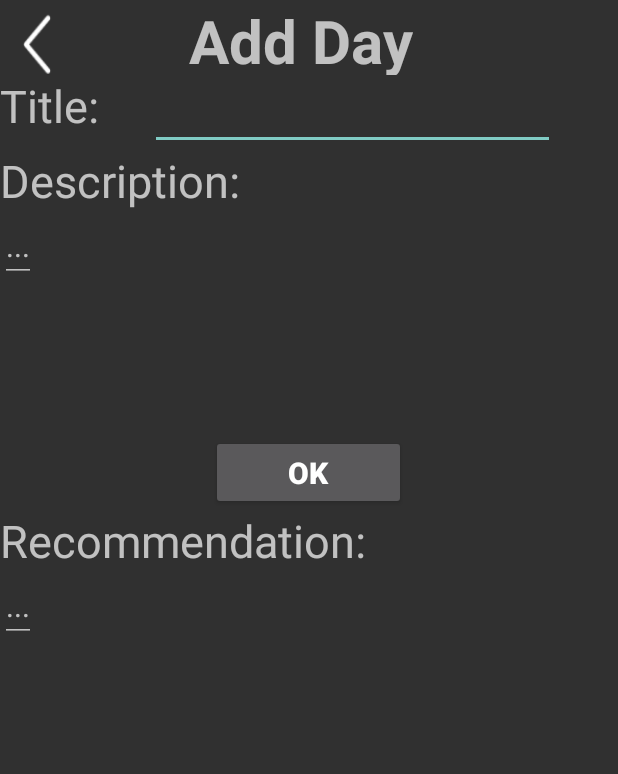
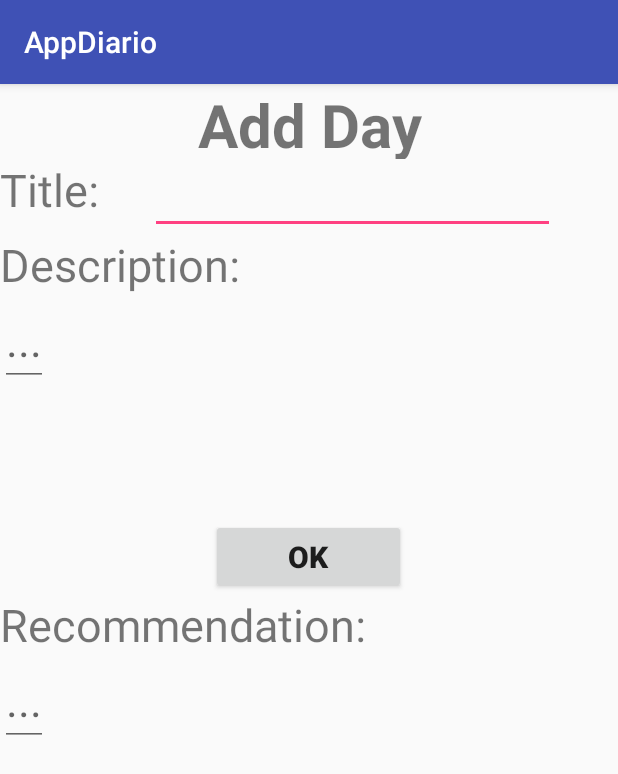
Before and after one commit to MoniGascaF/DiarioApp, an Android app: the Main4ActivityRegDia screen opened directly, with no data from a screen before it, on a phone screen of 412 x 824 dp. Shown: the top 774 px of the screen. Run offline under Robolectric (Android 15) with nearby library versions, the phone set to English and light mode, and no system bars.

Commit message:
Revert "Corrección Interfaz"
This reverts commit 088024a19b3e86391dae1f81fce9b7522ea13190.

```diff
--- a/DiarioAndroid/app/src/main/AndroidManifest.xml
+++ b/DiarioAndroid/app/src/main/AndroidManifest.xml
@@ -8,7 +8,7 @@
         android:label="@string/app_name"
         android:roundIcon="@mipmap/ic_launcher_round"
         android:supportsRtl="true"
-        android:theme="@style/Theme.AppCompat.NoActionBar">
+        android:theme="@style/AppTheme">
         <activity android:name=".MainActivity">
             <intent-filter>
                 <action android:name="android.intent.action.MAIN" />
--- a/DiarioAndroid/app/src/main/res/layout/activity_main4_reg_dia.xml
+++ b/DiarioAndroid/app/src/main/res/layout/activity_main4_reg_dia.xml
@@ -7,26 +7,13 @@
     android:orientation="vertical"
     tools:context=".Main4ActivityRegDia">
 
-    <LinearLayout
-        android:layout_width="wrap_content"
-        android:layout_height="50dp">
-
-        <Button
-            android:id="@+id/btnRegresar"
-            android:layout_width="50dp"
-            android:layout_height="60dp"
-            android:layout_gravity="left"
-            android:background="@mipmap/back" />
-
     <TextView
-            android:layout_width="300dp"
+        android:layout_width="match_parent"
         android:layout_height="50dp"
         android:text="Add Day"
         android:textAlignment="center"
         android:textSize="40sp"
         android:textStyle="bold" />
-
-    </LinearLayout>
 
     <LinearLayout
         android:layout_width="wrap_content"
@@ -60,7 +47,7 @@
             android:layout_width="wrap_content"
             android:layout_height="wrap_content"
             android:hint="..."
-            android:textSize="20dp"
+            android:textSize="30dp"
             />
     </LinearLayout>
 
@@ -88,7 +75,7 @@
             android:layout_width="wrap_content"
             android:layout_height="wrap_content"
             android:hint="..."
-            android:textSize="20dp"
+            android:textSize="30dp"
             />
     </LinearLayout>
 </LinearLayout>
```
Also changed, not shown: DiarioAndroid/app/src/main/res/layout/activity_main2_reg.xml (+1 -17 lines), DiarioAndroid/app/src/main/res/layout/activity_main3_dia.xml (+1 -9 lines), DiarioAndroid/app/src/main/back-web.png (deleted), DiarioAndroid/app/src/main/res/mipmap-hdpi/back.png (deleted), DiarioAndroid/app/src/main/res/mipmap-mdpi/back.png (deleted), DiarioAndroid/app/src/main/res/mipmap-xhdpi/back.png (deleted), DiarioAndroid/app/src/main/res/mipmap-xxhdpi/back.png (deleted), DiarioAndroid/app/src/main/res/mipmap-xxxhdpi/back.png (deleted). Lines whose indentation alone changed are shown as unchanged.
